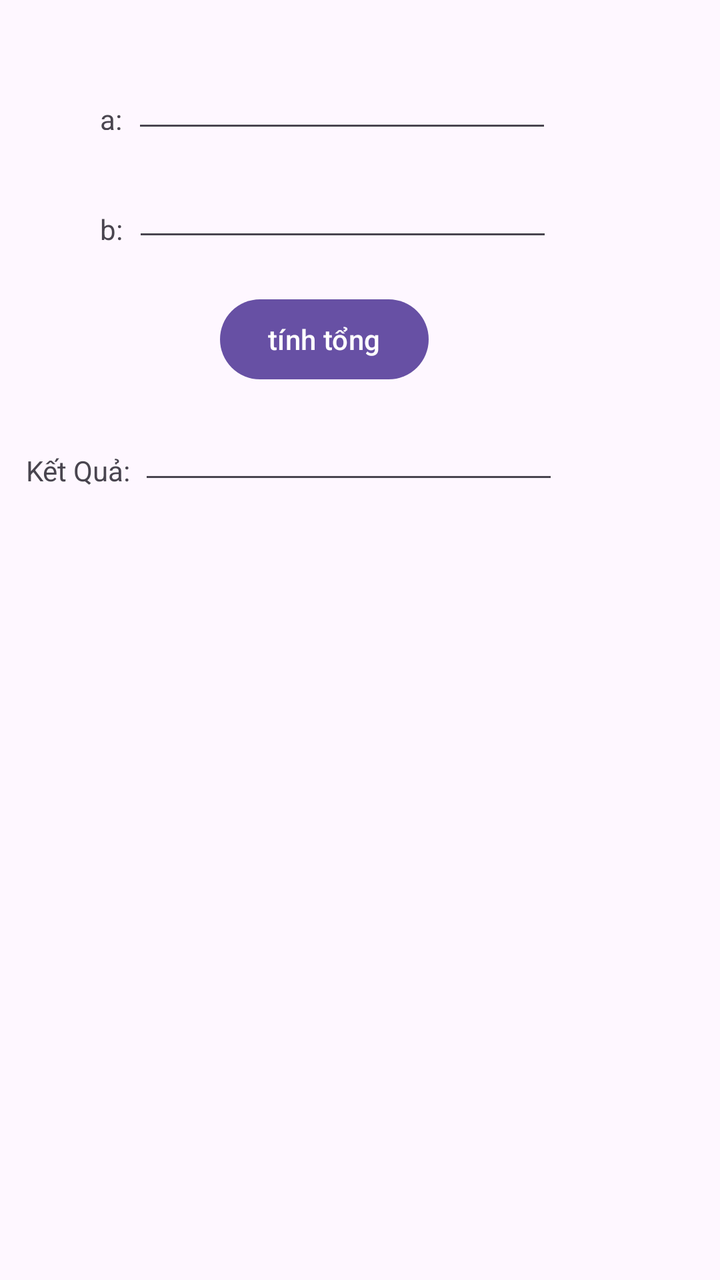
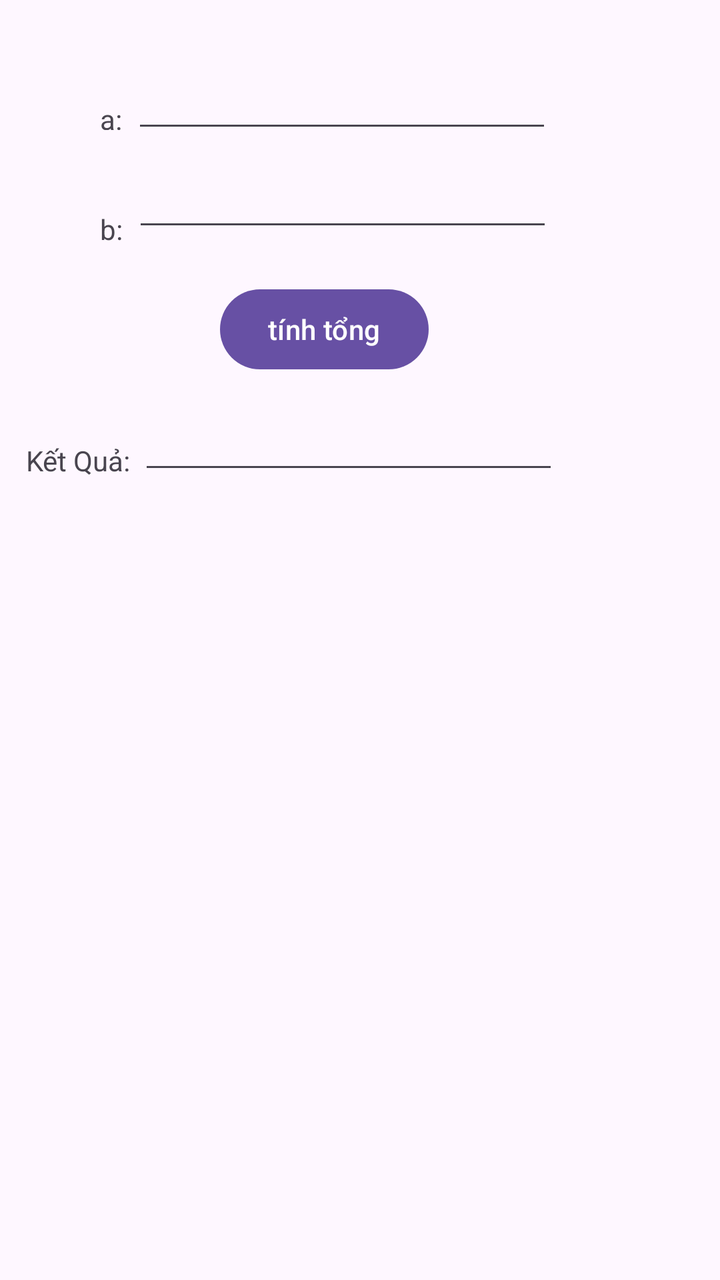

The first picture is an Android layout as it rendered before a commit; the second is the same layout after the commit. The layout source and the unified diff follow.
<!-- AndroidManifest.xml: application theme Theme.CongdongIan -->
<!-- res/layout/activity_main.xml -->
<?xml version="1.0" encoding="utf-8"?>
<androidx.constraintlayout.widget.ConstraintLayout xmlns:android="http://schemas.android.com/apk/res/android"
    xmlns:app="http://schemas.android.com/apk/res-auto"
    xmlns:tools="http://schemas.android.com/tools"
    android:id="@+id/main"
    android:layout_width="match_parent"
    android:layout_height="match_parent"
    tools:context=".MainActivity">

    <TextView
        android:id="@+id/textView"
        android:layout_width="0dp"
        android:layout_height="15dp"
        android:layout_marginStart="50dp"
        android:layout_marginTop="50dp"
        android:text="a:"
        app:layout_constraintStart_toStartOf="parent"
        app:layout_constraintTop_toTopOf="parent" />

    <TextView
        android:id="@+id/textView2"
        android:layout_width="wrap_content"
        android:layout_height="wrap_content"
        android:layout_marginStart="50dp"
        android:layout_marginTop="40dp"
        android:text="b:"
        app:layout_constraintStart_toStartOf="parent"
        app:layout_constraintTop_toBottomOf="@+id/textView" />

    <EditText
        android:id="@+id/edtA"
        android:layout_width="0dp"
        android:layout_height="wrap_content"
        android:layout_marginStart="5dp"
        android:layout_marginTop="30dp"
        android:ems="10"
        android:inputType="number"
        app:layout_constraintStart_toEndOf="@+id/textView"
        app:layout_constraintTop_toTopOf="parent" />

    <EditText
        android:id="@+id/adtB"
        android:layout_width="0dp"
        android:layout_height="wrap_content"
        android:layout_marginStart="5dp"
        android:layout_marginTop="13dp"
        android:ems="10"
        android:inputType="number"
        app:layout_constraintStart_toEndOf="@+id/textView2"
        app:layout_constraintTop_toBottomOf="@+id/edtA" />

    <Button
        android:id="@+id/btnCong"
        android:layout_width="wrap_content"
        android:layout_height="wrap_content"
        android:layout_marginStart="110dp"
        android:layout_marginTop="20dp"
        android:layout_marginEnd="196dp"
        android:text="tính tổng"
        app:layout_constraintEnd_toEndOf="parent"
        app:layout_constraintHorizontal_bias="0.0"
        app:layout_constraintStart_toStartOf="parent"
        app:layout_constraintTop_toBottomOf="@+id/adtB" />

    <TextView
        android:id="@+id/textView3"
        android:layout_width="wrap_content"
        android:layout_height="wrap_content"
        android:layout_marginStart="12dp"
        android:layout_marginTop="32dp"
        android:text="Kết Quả:"
        app:layout_constraintEnd_toStartOf="@+id/btnCong"
        app:layout_constraintHorizontal_bias="0.022"
        app:layout_constraintStart_toStartOf="parent"
        app:layout_constraintTop_toBottomOf="@+id/btnCong" />

    <EditText
        android:id="@+id/editTextNumber3"
        android:layout_width="wrap_content"
        android:layout_height="wrap_content"
        android:layout_marginStart="4dp"
        android:layout_marginTop="12dp"
        android:ems="10"
        android:inputType="number"
        app:layout_constraintStart_toEndOf="@+id/textView3"
        app:layout_constraintTop_toBottomOf="@+id/btnCong" />
</androidx.constraintlayout.widget.ConstraintLayout>
<!-- resources referenced by this layout -->
<resources>
  <style name="Theme.CongdongIan" parent="Base.Theme.CongdongIan" />
  <style name="Base.Theme.CongdongIan" parent="Theme.Material3.DayNight.NoActionBar">
          
          
      </style>
</resources>

<!-- the commit's change to res/layout/activity_main.xml (unified diff, before → after) -->
@@ -43,7 +43,7 @@
         android:layout_width="0dp"
         android:layout_height="wrap_content"
         android:layout_marginStart="5dp"
-        android:layout_marginTop="13dp"
+        android:layout_marginTop="8dp"
         android:ems="10"
         android:inputType="number"
         app:layout_constraintStart_toEndOf="@+id/textView2"
@@ -56,6 +56,7 @@
         android:layout_marginStart="110dp"
         android:layout_marginTop="20dp"
         android:layout_marginEnd="196dp"
+        android:onClick="XuLyCong "
         android:text="tính tổng"
         app:layout_constraintEnd_toEndOf="parent"
         app:layout_constraintHorizontal_bias="0.0"
@@ -75,7 +76,7 @@
         app:layout_constraintTop_toBottomOf="@+id/btnCong" />
 
     <EditText
-        android:id="@+id/editTextNumber3"
+        android:id="@+id/editKQ"
         android:layout_width="wrap_content"
         android:layout_height="wrap_content"
         android:layout_marginStart="4dp"
